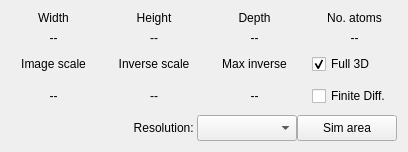
Qt form frames/simulationframe.ui (JJPPeters/clTEM) before a commit.
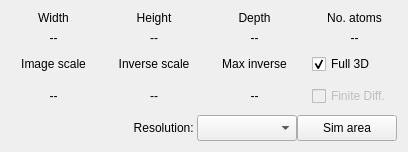
The same form after that commit.

Commit message: Minor kernel changes and removed FD  - some minor changes to the FD kernels  - removed FD from gui, underlying code is still there

What changed in the file:
```diff
--- a/frames/simulationframe.ui
+++ b/frames/simulationframe.ui
@@ -22,6 +22,9 @@
    </property>
    <item row="3" column="5">
     <widget class="QCheckBox" name="chkFiniteDiff">
+     <property name="enabled">
+      <bool>false</bool>
+     </property>
      <property name="minimumSize">
       <size>
        <width>0</width>
```
The commit also changes 3 other files.
